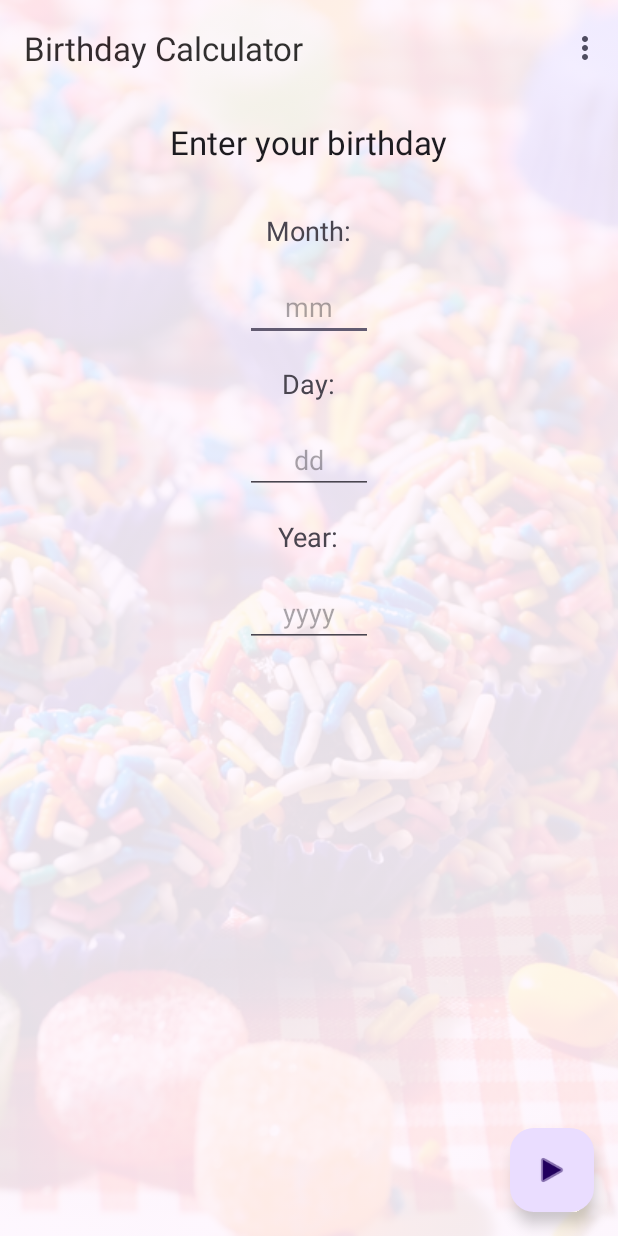
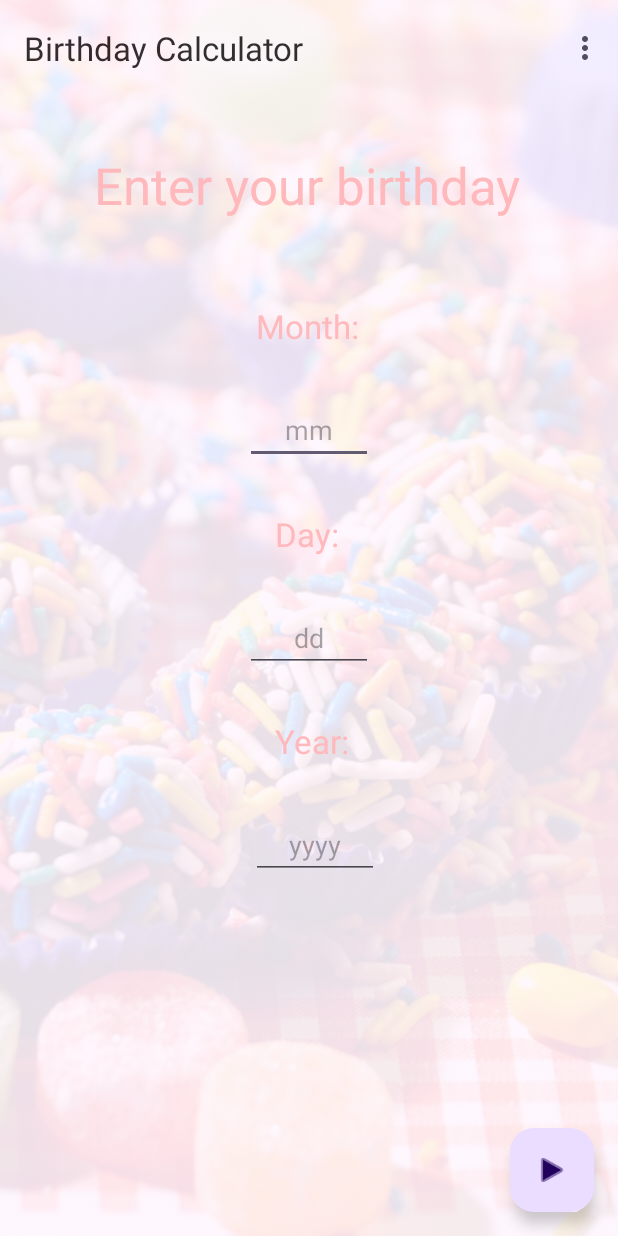
Before and after one commit to yglazer/BirthdayCalculator, an Android app: the screen it shows after launch (MainActivity), on a phone screen of 412 x 824 dp. Run offline under Robolectric (Android 15) with nearby library versions, the phone set to English and light mode, and no system bars.

Commit message:
added settings - but not done them yet switched content main to constraint because we need a constraint layout switched color and sizes  of words

```diff
--- a/app/build.gradle
+++ b/app/build.gradle
@@ -36,6 +36,8 @@ dependencies {
     implementation 'androidx.appcompat:appcompat:1.6.1'
     implementation 'com.google.android.material:material:1.9.0'
     implementation 'androidx.constraintlayout:constraintlayout:2.1.4'
+    implementation 'androidx.preference:preference:1.2.1'
+    implementation 'com.google.code.gson:gson:2.10.1'
     testImplementation 'junit:junit:4.13.2'
     androidTestImplementation 'androidx.test.ext:junit:1.1.5'
     androidTestImplementation 'androidx.test.espresso:espresso-core:3.5.1'
--- a/app/src/main/AndroidManifest.xml
+++ b/app/src/main/AndroidManifest.xml
@@ -13,6 +13,10 @@
         android:theme="@style/Theme.BirthdayCalculator"
         tools:targetApi="31">
         <activity
+            android:name=".SettingsActivity"
+            android:exported="false"
+            android:label="@string/title_activity_settings" />
+        <activity
             android:name=".MainActivity"
             android:exported="true"
             android:label="@string/app_name"
--- a/app/src/main/res/layout/content_main.xml
+++ b/app/src/main/res/layout/content_main.xml
@@ -1,49 +1,107 @@
 <?xml version="1.0" encoding="utf-8"?>
-<LinearLayout xmlns:android="http://schemas.android.com/apk/res/android"
+<androidx.constraintlayout.widget.ConstraintLayout xmlns:android="http://schemas.android.com/apk/res/android"
     xmlns:app="http://schemas.android.com/apk/res-auto"
+    xmlns:tools="http://schemas.android.com/tools"
+    android:id="@+id/linearLayout"
     android:layout_width="match_parent"
     android:layout_height="match_parent"
     android:gravity="center_horizontal"
-    android:orientation="vertical"
     app:layout_behavior="@string/appbar_scrolling_view_behavior">
 
     <TextView
-        android:textAppearance="@style/TextAppearance.AppCompat.Large"
-        android:layout_marginBottom="@dimen/standard_margin"
         android:id="@+id/banner"
+        style="@style/multi_text_view_style"
+        android:layout_width="287dp"
+        android:layout_height="54dp"
+        android:layout_marginTop="120dp"
+        android:layout_marginBottom="32dp"
         android:text="@string/banner_text"
-        style="@style/multi_text_view_style" />
+        android:textAppearance="@style/TextAppearance.AppCompat.Display1"
+        android:textColor="@color/pink"
+        app:layout_constraintBottom_toTopOf="@+id/tv_month"
+        app:layout_constraintEnd_toEndOf="parent"
+        app:layout_constraintStart_toStartOf="parent"
+        app:layout_constraintTop_toTopOf="parent" />
 
     <TextView
-        android:textAppearance="@style/TextAppearance.AppCompat.Medium"
         android:id="@+id/tv_month"
+        style="@style/multi_text_view_style"
+        android:layout_width="wrap_content"
+        android:layout_height="wrap_content"
+        android:layout_marginStart="7dp"
+        android:layout_marginLeft="7dp"
+        android:layout_marginBottom="16dp"
         android:text="@string/month"
-        style="@style/multi_text_view_style" />
+        android:textAppearance="@style/TextAppearance.AppCompat.Large"
+        android:textColor="@color/pink"
+        app:layout_constraintBottom_toTopOf="@+id/et_month"
+        app:layout_constraintStart_toStartOf="@+id/et_month"
+        app:layout_constraintTop_toBottomOf="@+id/banner" />
 
     <EditText
         android:id="@+id/et_month"
+        style="@style/main_input_style"
+        android:layout_width="wrap_content"
+        android:layout_height="wrap_content"
+        android:layout_marginBottom="16dp"
         android:hint="mm"
-        style="@style/main_input_style" />
+        app:layout_constraintBottom_toTopOf="@+id/tv_day"
+        app:layout_constraintEnd_toEndOf="parent"
+        app:layout_constraintStart_toStartOf="parent"
+        app:layout_constraintTop_toBottomOf="@+id/tv_month" />
+
     <TextView
-        android:textAppearance="@style/TextAppearance.AppCompat.Medium"
         android:id="@+id/tv_day"
+        style="@style/multi_text_view_style"
+        android:layout_width="wrap_content"
+        android:layout_height="wrap_content"
+        android:layout_marginStart="20dp"
+        android:layout_marginLeft="20dp"
+        android:layout_marginTop="16dp"
+        android:layout_marginBottom="16dp"
         android:text="@string/weight_day"
-        style="@style/multi_text_view_style" />
+        android:textAppearance="@style/TextAppearance.AppCompat.Large"
+        android:textColor="@color/pink"
+        app:layout_constraintBottom_toTopOf="@+id/et_day"
+        app:layout_constraintStart_toStartOf="@+id/et_month"
+        app:layout_constraintTop_toBottomOf="@+id/et_month" />
 
     <EditText
         android:id="@+id/et_day"
+        style="@style/main_input_style"
+        android:layout_width="wrap_content"
+        android:layout_height="wrap_content"
+        android:layout_marginBottom="15dp"
         android:hint="dd"
-        style="@style/main_input_style" />
+        app:layout_constraintBottom_toTopOf="@+id/tv_year"
+        app:layout_constraintStart_toStartOf="@+id/et_month"
+        app:layout_constraintTop_toBottomOf="@+id/tv_day" />
+
     <TextView
-        android:textAppearance="@style/TextAppearance.AppCompat.Medium"
         android:id="@+id/tv_year"
+        style="@style/multi_text_view_style"
+        android:layout_width="wrap_content"
+        android:layout_height="wrap_content"
+        android:layout_marginStart="20dp"
+        android:layout_marginBottom="16dp"
         android:text="@string/year"
-        style="@style/multi_text_view_style" />
+        android:textAppearance="@style/TextAppearance.AppCompat.Large"
+        android:textColor="@color/pink"
+        app:layout_constraintBottom_toTopOf="@+id/et_year"
+        app:layout_constraintStart_toStartOf="@+id/et_day"
+        app:layout_constraintTop_toBottomOf="@+id/et_day" />
 
     <EditText
         android:id="@+id/et_year"
+        style="@style/main_input_style"
+        android:layout_width="wrap_content"
+        android:layout_height="wrap_content"
+        android:layout_marginStart="4dp"
+        android:layout_marginBottom="322dp"
         android:hint="yyyy"
-        style="@style/main_input_style" />
+        app:layout_constraintBottom_toBottomOf="parent"
+        app:layout_constraintStart_toStartOf="@+id/et_day"
+        app:layout_constraintTop_toBottomOf="@+id/tv_year" />
 
 
-</LinearLayout>
+</androidx.constraintlayout.widget.ConstraintLayout>
--- a/app/src/main/res/values/colors.xml
+++ b/app/src/main/res/values/colors.xml
@@ -2,4 +2,5 @@
 <resources>
     <color name="black">#FF000000</color>
     <color name="white">#FFFFFFFF</color>
+    <color name="pink">#FFB8BB</color>
 </resources>
--- a/app/src/main/res/values/styles.xml
+++ b/app/src/main/res/values/styles.xml
@@ -5,6 +5,8 @@
         <item name="android:layout_marginTop">@dimen/standard_margin</item>
         <item name="android:layout_width">wrap_content</item>
         <item name="android:layout_height">wrap_content</item>
+        <item name="textOutlineColor">@color/pink</item>
+        <item name="textOutlineThickness">4dp</item>
     </style>
 
     <style name="main_input_style" parent="multi_text_view_style">
```
Also changed, not shown: app/src/main/java/com/example/birthdaycalculator/SettingsActivity.java (added, +73 -0 lines), app/src/main/java/lib/Utils.java (added, +82 -0 lines), app/src/main/res/layout/settings_activity.xml (added, +9 -0 lines), app/src/main/res/values/arrays.xml (added, +12 -0 lines), app/src/main/res/values/strings.xml (+16 -0 lines), app/src/main/res/xml/root_preferences.xml (added, +35 -0 lines).
